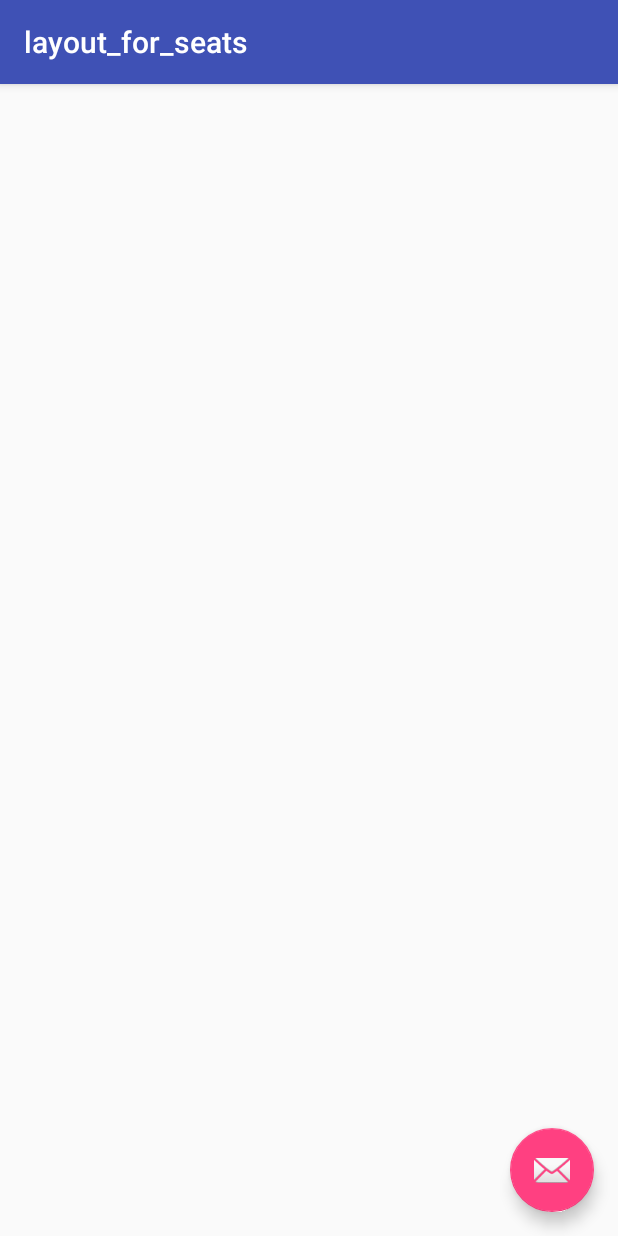
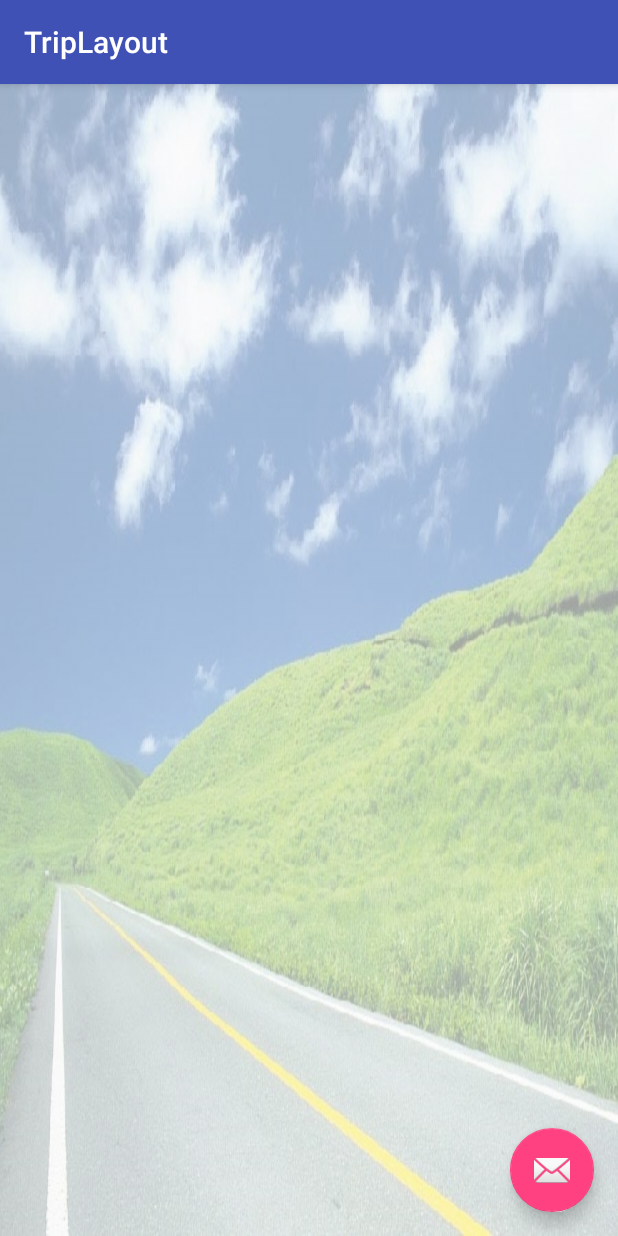
Before and after one commit to devapps/myFirstAPP, an Android app: the TripLayout screen opened directly, with no data from a screen before it, on a phone screen of 412 x 824 dp. Run offline under Robolectric (Android 15) with nearby library versions, the phone set to English and light mode, and no system bars; network calls fail.

Commit message:
from office

```diff
--- a/app/src/main/AndroidManifest.xml
+++ b/app/src/main/AndroidManifest.xml
@@ -38,8 +38,8 @@
             android:label="@string/title_activity_available_services"
             android:theme="@style/AppTheme" />
         <activity
-            android:name=".layout_for_seats"
-            android:label="@string/title_activity_layout_for_seats"
+            android:name=".TripLayout"
+            android:label="@string/title_activity_trip_layout"
             android:theme="@style/AppTheme"></activity>
     </application>
 
--- a/app/src/main/java/com/example/manojk/ors/AvailableServices.java
+++ b/app/src/main/java/com/example/manojk/ors/AvailableServices.java
@@ -78,7 +78,7 @@ public class AvailableServices extends AppCompatActivity implements myIResult {
                     public void onItemClick(View view, int position) {
 
                         Toast.makeText(AvailableServices.this, "onItem Click "+position + " tripID" + ((TextView) view.findViewById(R.id.tripID)).getText(), Toast.LENGTH_SHORT).show();
-                        Intent intent = new Intent(AvailableServices.this, layout_for_seats.class);
+                        Intent intent = new Intent(AvailableServices.this, TripLayout.class);
                         //intent.putExtra("orsAvailableServicesSearch", orsASS);
                         startActivity(intent);
 
--- a/app/src/main/java/com/example/manojk/ors/layout_for_seats.java
+++ b/app/src/main/java/com/example/manojk/ors/TripLayout.java
@@ -9,12 +9,12 @@ import android.view.View;
 
 import com.example.manojk.ors.R;
 
-public class layout_for_seats extends AppCompatActivity {
+public class TripLayout extends AppCompatActivity {
 
     @Override
     protected void onCreate(Bundle savedInstanceState) {
         super.onCreate(savedInstanceState);
-        setContentView(R.layout.activity_layout_for_seats);
+        setContentView(R.layout.activity_trip_layout);
         Toolbar toolbar = (Toolbar) findViewById(R.id.toolbar);
         setSupportActionBar(toolbar);
 
@@ -27,4 +27,5 @@ public class layout_for_seats extends AppCompatActivity {
             }
         });
     }
+
 }
--- a/app/src/main/res/layout/activity_layout_for_seats.xml
+++ b/app/src/main/res/layout/activity_trip_layout.xml
@@ -5,7 +5,7 @@
     android:layout_width="match_parent"
     android:layout_height="match_parent"
     android:fitsSystemWindows="true"
-    tools:context="com.example.manojk.ors.layout_for_seats">
+    tools:context="com.example.manojk.ors.TripLayout">
 
     <android.support.design.widget.AppBarLayout
         android:layout_width="match_parent"
@@ -21,7 +21,7 @@
 
     </android.support.design.widget.AppBarLayout>
 
-    <include layout="@layout/content_layout_for_seats" />
+    <include layout="@layout/content_trip_layout" />
 
     <android.support.design.widget.FloatingActionButton
         android:id="@+id/fab"
--- a/app/src/main/res/layout/content_layout_for_seats.xml
+++ /dev/null
@@ -1,15 +0,0 @@
-<?xml version="1.0" encoding="utf-8"?>
-<RelativeLayout xmlns:android="http://schemas.android.com/apk/res/android"
-    xmlns:app="http://schemas.android.com/apk/res-auto"
-    xmlns:tools="http://schemas.android.com/tools"
-    android:layout_width="match_parent"
-    android:layout_height="match_parent"
-    android:paddingBottom="@dimen/activity_vertical_margin"
-    android:paddingLeft="@dimen/activity_horizontal_margin"
-    android:paddingRight="@dimen/activity_horizontal_margin"
-    android:paddingTop="@dimen/activity_vertical_margin"
-    app:layout_behavior="@string/appbar_scrolling_view_behavior"
-    tools:context="com.example.manojk.ors.layout_for_seats"
-    tools:showIn="@layout/activity_layout_for_seats">
-
-</RelativeLayout>
--- /dev/null
+++ b/app/src/main/res/layout/content_trip_layout.xml
@@ -0,0 +1,21 @@
+<?xml version="1.0" encoding="utf-8"?>
+<RelativeLayout xmlns:android="http://schemas.android.com/apk/res/android"
+    xmlns:app="http://schemas.android.com/apk/res-auto"
+    xmlns:tools="http://schemas.android.com/tools"
+    android:layout_width="match_parent"
+    android:layout_height="match_parent"
+    android:background="@drawable/bk"
+    android:gravity="center_horizontal"
+    android:orientation="vertical"
+    app:layout_behavior="@string/appbar_scrolling_view_behavior"
+    tools:context="com.example.manojk.ors.TripLayout"
+    tools:showIn="@layout/activity_trip_layout">
+    <android.support.v7.widget.RecyclerView
+        android:layout_width="match_parent"
+        android:layout_height="500sp"
+        android:layout_marginLeft="12sp"
+        android:layout_marginRight="12sp"
+        android:layout_marginTop="10sp"
+        android:id="@+id/recyclerView">
+    </android.support.v7.widget.RecyclerView>
+</RelativeLayout>
--- a/app/src/main/res/values/strings.xml
+++ b/app/src/main/res/values/strings.xml
@@ -40,4 +40,5 @@
     <string name="title_activity_available_services">AvailableServices</string>
     <string name="my_available_services_title">Available Services</string>
     <string name="title_activity_layout_for_seats">layout_for_seats</string>
+    <string name="title_activity_trip_layout">TripLayout</string>
 </resources>
```
Also changed, not shown: app/src/main/java/com/example/manojk/ors/Models/orsTripLayout.java (added, +213 -0 lines), app/src/main/java/com/example/manojk/ors/Models/orsTripLayoutSearch.java (added, +29 -0 lines), app/src/main/java/com/example/manojk/ors/Models/orsTripLayoutTask.java (added, +96 -0 lines), app/src/main/java/com/example/manojk/ors/Models/orsTripLayout_iResult.java (added, +13 -0 lines), app/src/main/res/layout/content_trip_layout_row_item.xml (added, +73 -0 lines).
